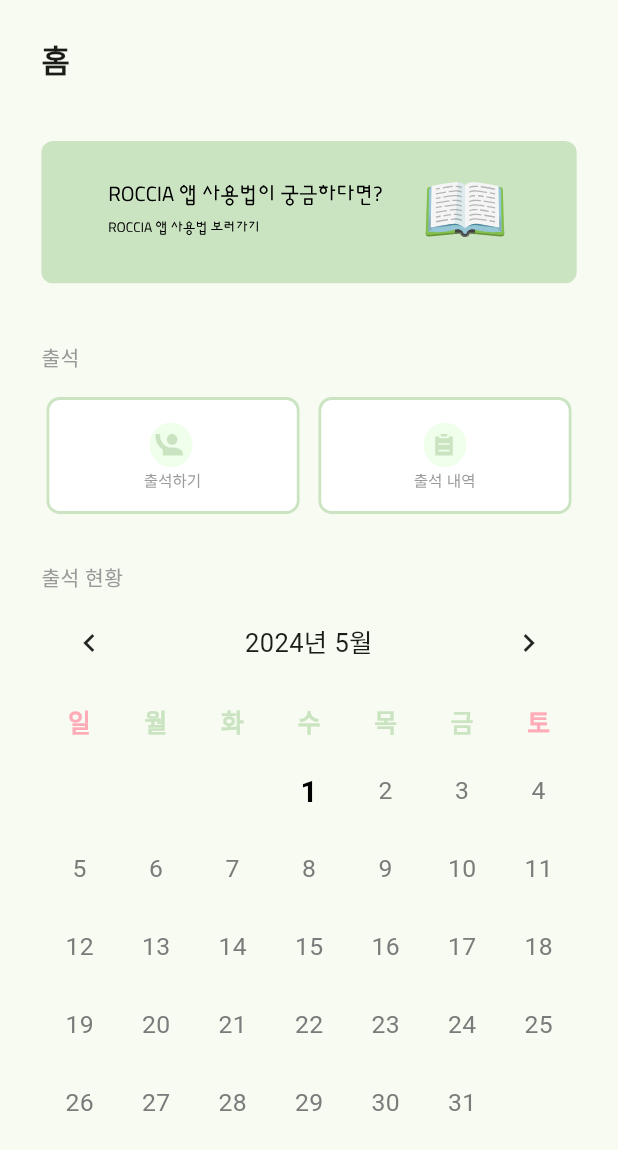
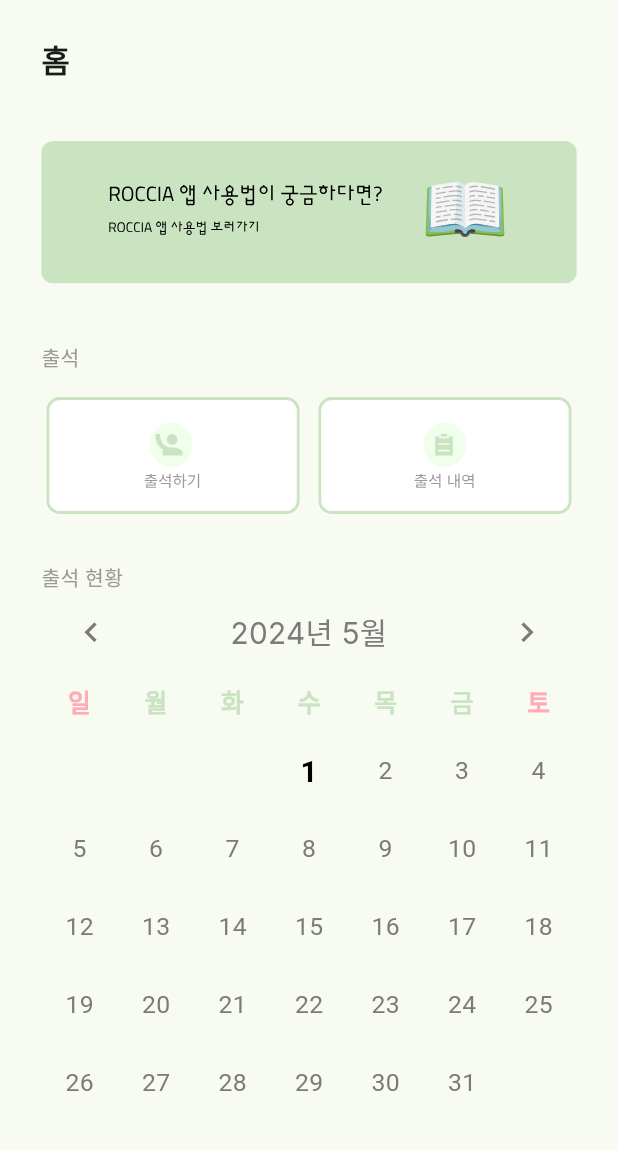
Before and after one commit to ROCCIA-901/roccia_901_client, a Flutter app: the MemberHomeScreen screen opened by its route, on a phone screen of 412 x 824 dp. Shown: the top 1150 px of the screen. Run offline on Flutter 3.47's test engine with Material 3 defaults, Android fonts, the phone set to English and light mode, and no system bars; drawn by our look-alikes of table_calendar; our stand-ins replace dropdown_button2, email_validator, flutter_riverpod, flutter_secure_storage, flutter_svg, fluttertoast and 4 more; missing offline and left inert: http_interceptor; accounts and stored records are empty; generated files the repository leaves out were written again.

Commit message:
design: app calendar 디자인 변경

```diff
--- a/lib/widgets/app_calendar.dart
+++ b/lib/widgets/app_calendar.dart
@@ -89,6 +89,22 @@ class _AppCalendarState extends State<AppCalendar> {
         headerStyle: HeaderStyle(
           formatButtonVisible: false,
           titleCentered: true,
+          titleTextStyle: GoogleFonts.inter().copyWith(
+            fontSize: widget.dateFontSize * 1.2,
+            color: AppColors.grayDark,
+          ),
+          headerMargin: EdgeInsets.zero,
+          headerPadding: EdgeInsets.zero,
+          leftChevronIcon: Icon(
+            Icons.chevron_left,
+            size: widget.dateFontSize * 1.6,
+            color: AppColors.grayDark,
+          ),
+          rightChevronIcon: Icon(
+            Icons.chevron_right,
+            size: widget.dateFontSize * 1.6,
+            color: AppColors.grayDark,
+          ),
         ),
         daysOfWeekStyle: DaysOfWeekStyle(
           weekdayStyle: GoogleFonts.inter().copyWith(
@@ -120,6 +136,9 @@ class _AppCalendarState extends State<AppCalendar> {
 
   CalendarStyle _calendarStyle() {
     return CalendarStyle(
+      cellMargin: EdgeInsets.zero,
+      cellPadding: EdgeInsets.zero,
+      cellAlignment: Alignment.center,
       defaultTextStyle: _dateTextStyle,
       weekendTextStyle: _dateTextStyle,
       todayTextStyle: _todayTextStyle,
```
